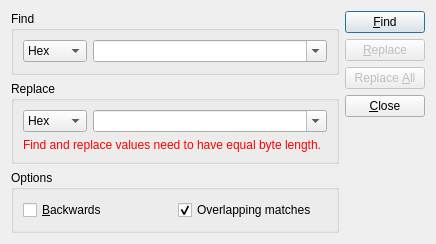
The window that src/ui/searchdialog.ui (codilime/veles) describes before a commit, drawn with Qt 5.
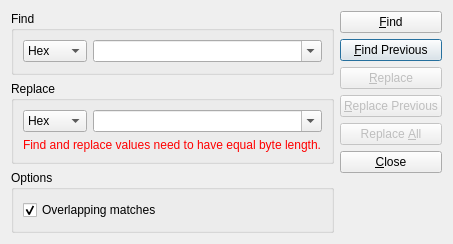
The same window after the commit.

Commit message: Add buttons find/replace previous

The edit to the form file:
```diff
--- a/src/ui/searchdialog.ui
+++ b/src/ui/searchdialog.ui
@@ -150,17 +150,6 @@
        <layout class="QVBoxLayout" name="verticalLayout_3">
         <item>
          <layout class="QHBoxLayout" name="horizontalLayout_5">
-          <item>
-           <layout class="QVBoxLayout" name="verticalLayout_4">
-            <item>
-             <widget class="QCheckBox" name="cbBackwards">
-              <property name="text">
-               <string>&amp;Backwards</string>
-              </property>
-             </widget>
-            </item>
-           </layout>
-          </item>
           <item>
            <layout class="QVBoxLayout" name="verticalLayout_6">
             <item>
@@ -197,6 +186,19 @@
        </property>
       </widget>
      </item>
+     <item>
+      <widget class="QPushButton" name="pbFindPrevious">
+       <property name="text">
+        <string>&amp;Find Previous</string>
+       </property>
+       <property name="shortcut">
+        <string>F3</string>
+       </property>
+       <property name="default">
+        <bool>true</bool>
+       </property>
+      </widget>
+     </item>
      <item>
       <widget class="QPushButton" name="pbReplace">
        <property name="enabled">
@@ -207,6 +209,16 @@
        </property>
       </widget>
      </item>
+     <item>
+      <widget class="QPushButton" name="pbReplacePrevious">
+       <property name="enabled">
+        <bool>false</bool>
+       </property>
+       <property name="text">
+        <string>&amp;Replace Previous</string>
+       </property>
+      </widget>
+     </item>
      <item>
       <widget class="QPushButton" name="pbReplaceAll">
        <property name="enabled">
```
Left out of the diff: 3 changed lines with no effect on the pictures. The commit also changes 2 other files.
